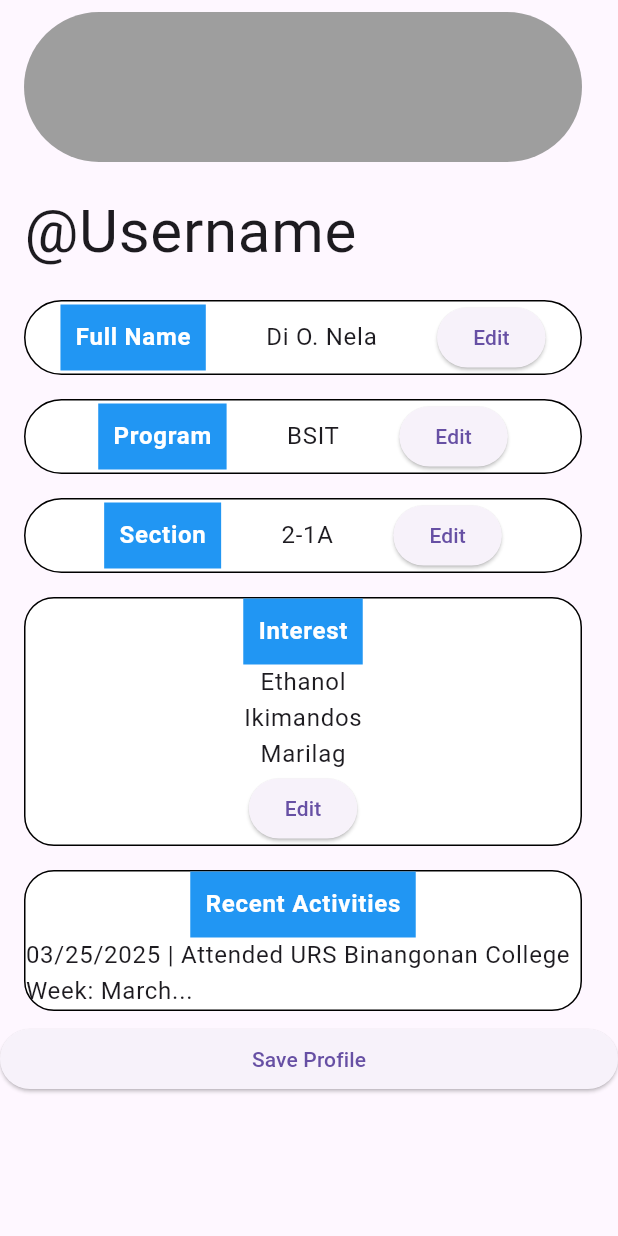
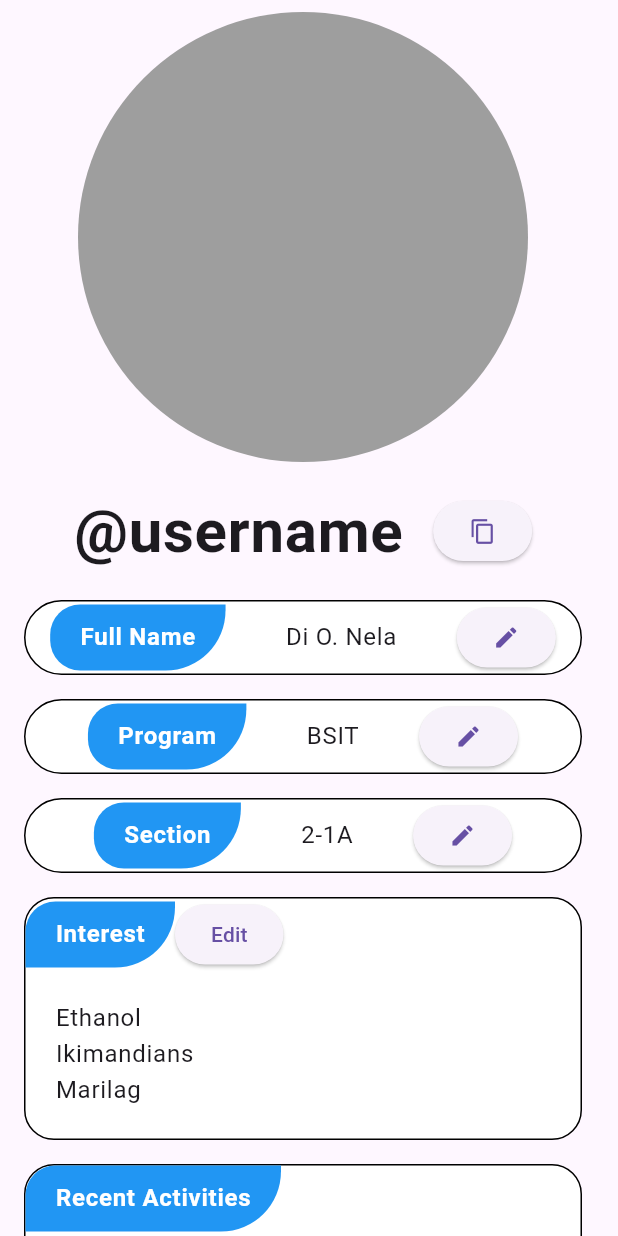
Before and after one commit to Izumi10shii/EventEaseURSB, a Flutter app: the ProfilePage screen opened directly, on a phone screen of 412 x 824 dp. Run offline on Flutter 3.47's test engine with Material 3 defaults, Android fonts, the light colour scheme and no system bars.

Commit message:
added profile page and event info page design

```diff
--- a/lib/pages/profile_page.dart
+++ b/lib/pages/profile_page.dart
@@ -10,22 +10,39 @@ class ProfilePage extends StatelessWidget {
         child: ListView(
           children: [
             ListTile(
-                title: Container(
-                  height: 100,
-                  width: 100,
+              title: Align(
+                child: Container(
+                  height: 300,
+                  width: 300,
                   decoration: BoxDecoration(
-                    borderRadius: BorderRadius.circular(100),
+                    borderRadius: BorderRadius.circular(999),
                     color: Colors.grey,
                   ),
                 ),
               ),
+            ),
             ListTile(
-                title: Text("@Username", style: TextStyle(fontSize: 40)),
+              title: Align(
+                alignment: Alignment.center,
+                child: Row(
+                  mainAxisSize: MainAxisSize.min,
+                  children: [
+                    Text(
+                      "@username",
+                      style: TextStyle(
+                        fontSize: 40,
+                        fontWeight: FontWeight.bold,
+                      ),
+                    ),
+                    SizedBox(width: 20),
+                    ElevatedButton(onPressed: () {}, child: Icon(Icons.copy)),
+                  ],
+                ),
+              ),
             ),
 
             ListTile(
               title: Container(
-                  padding: EdgeInsets.all(0),
                 decoration: BoxDecoration(
                   color: Colors.white,
                   borderRadius: BorderRadius.circular(40),
@@ -35,7 +52,19 @@ class ProfilePage extends StatelessWidget {
                   mainAxisAlignment: MainAxisAlignment.center,
                   children: [
                     Container(
-                        padding: EdgeInsets.all(10),
+                      padding: EdgeInsets.symmetric(
+                        vertical: 10,
+                        horizontal: 20,
+                      ),
+                      decoration: BoxDecoration(
+                        color: Colors.blue,
+                        borderRadius: BorderRadius.only(
+                          topLeft: Radius.circular(20),
+                          topRight: Radius.circular(0),
+                          bottomLeft: Radius.circular(20),
+                          bottomRight: Radius.circular(40),
+                        ),
+                      ),
                       child: Text(
                         "Full Name",
                         style: TextStyle(
@@ -43,12 +72,11 @@ class ProfilePage extends StatelessWidget {
                           color: Colors.white,
                         ),
                       ),
-                        decoration: BoxDecoration(color: Colors.blue),
                     ),
                     SizedBox(width: 40),
                     Text("Di O. Nela"),
                     SizedBox(width: 40),
-                      ElevatedButton(onPressed: () {}, child: Text("Edit")),
+                    ElevatedButton(onPressed: () {}, child: Icon(Icons.edit)),
                   ],
                 ),
               ),
@@ -66,7 +94,20 @@ class ProfilePage extends StatelessWidget {
                   mainAxisAlignment: MainAxisAlignment.center,
                   children: [
                     Container(
-                        padding: EdgeInsets.all(10),
+                      padding: EdgeInsets.symmetric(
+                        vertical: 10,
+                        horizontal: 20,
+                      ),
+                      decoration: BoxDecoration(
+                        color: Colors.blue,
+                        borderRadius: BorderRadius.only(
+                          topLeft: Radius.circular(20),
+                          topRight: Radius.circular(0),
+                          bottomLeft: Radius.circular(20),
+                          bottomRight: Radius.circular(40),
+                        ),
+                      ),
+
                       child: Text(
                         "Program",
                         style: TextStyle(
@@ -74,12 +115,11 @@ class ProfilePage extends StatelessWidget {
                           color: Colors.white,
                         ),
                       ),
-                        decoration: BoxDecoration(color: Colors.blue),
                     ),
                     SizedBox(width: 40),
                     Text("BSIT"),
                     SizedBox(width: 40),
-                      ElevatedButton(onPressed: () {}, child: Text("Edit")),
+                    ElevatedButton(onPressed: () {}, child: Icon(Icons.edit)),
                   ],
                 ),
               ),
@@ -97,7 +137,20 @@ class ProfilePage extends StatelessWidget {
                   mainAxisAlignment: MainAxisAlignment.center,
                   children: [
                     Container(
-                        padding: EdgeInsets.all(10),
+                      padding: EdgeInsets.symmetric(
+                        vertical: 10,
+                        horizontal: 20,
+                      ),
+                      decoration: BoxDecoration(
+                        color: Colors.blue,
+                        borderRadius: BorderRadius.only(
+                          topLeft: Radius.circular(20),
+                          topRight: Radius.circular(0),
+                          bottomLeft: Radius.circular(20),
+                          bottomRight: Radius.circular(40),
+                        ),
+                      ),
+
                       child: Text(
                         "Section",
                         style: TextStyle(
@@ -105,12 +158,11 @@ class ProfilePage extends StatelessWidget {
                           color: Colors.white,
                         ),
                       ),
-                        decoration: BoxDecoration(color: Colors.blue),
                     ),
                     SizedBox(width: 40),
                     Text("2-1A"),
                     SizedBox(width: 40),
-                      ElevatedButton(onPressed: () {}, child: Text("Edit")),
+                    ElevatedButton(onPressed: () {}, child: Icon(Icons.edit)),
                   ],
                 ),
               ),
@@ -126,10 +178,25 @@ class ProfilePage extends StatelessWidget {
                   border: Border.all(color: Colors.black),
                 ),
                 child: Column(
-                    mainAxisAlignment: MainAxisAlignment.center,
+                  crossAxisAlignment: CrossAxisAlignment.start,
+
+                  children: [
+                    Row(
                       children: [
                         Container(
-                        padding: EdgeInsets.all(10),
+                          padding: EdgeInsets.symmetric(
+                            vertical: 10,
+                            horizontal: 20,
+                          ),
+                          decoration: BoxDecoration(
+                            color: Colors.blue,
+                            borderRadius: BorderRadius.only(
+                              topLeft: Radius.circular(20),
+                              topRight: Radius.circular(0),
+                              bottomLeft: Radius.circular(0),
+                              bottomRight: Radius.circular(40),
+                            ),
+                          ),
                           child: Text(
                             "Interest",
                             style: TextStyle(
@@ -137,14 +204,25 @@ class ProfilePage extends StatelessWidget {
                               color: Colors.white,
                             ),
                           ),
-                        decoration: BoxDecoration(color: Colors.blue),
+                        ),
+
+                        ElevatedButton(onPressed: () {}, child: Text("Edit")),
+                      ],
                     ),
                     SizedBox(width: 40),
+                    //put in container
+                    Padding(
+                      padding: EdgeInsets.all(20),
+                      child: Column(
+                        crossAxisAlignment: CrossAxisAlignment.start,
+                        children: [
                           Text("Ethanol"),
-                      Text("Ikimandos"),
+                          Text("Ikimandians"),
                           Text("Marilag"),
                           SizedBox(width: 40),
-                      ElevatedButton(onPressed: () {}, child: Text("Edit")),
+                        ],
+                      ),
+                    ),
                   ],
                 ),
               ),
@@ -158,10 +236,22 @@ class ProfilePage extends StatelessWidget {
                   border: Border.all(color: Colors.black),
                 ),
                 child: Column(
-                    mainAxisAlignment: MainAxisAlignment.center,
+                  crossAxisAlignment: CrossAxisAlignment.start,
                   children: [
                     Container(
-                        padding: EdgeInsets.all(10),
+                      padding: EdgeInsets.symmetric(
+                        vertical: 10,
+                        horizontal: 20,
+                      ),
+                      decoration: BoxDecoration(
+                        color: Colors.blue,
+                        borderRadius: BorderRadius.only(
+                          topLeft: Radius.circular(20),
+                          topRight: Radius.circular(0),
+                          bottomLeft: Radius.circular(00),
+                          bottomRight: Radius.circular(40),
+                        ),
+                      ),
                       child: Text(
                         "Recent Activities",
                         style: TextStyle(
@@ -169,11 +259,13 @@ class ProfilePage extends StatelessWidget {
                           color: Colors.white,
                         ),
                       ),
-                        decoration: BoxDecoration(color: Colors.blue),
                     ),
                     SizedBox(width: 40),
-                      Text(
+                    Padding(
+                      padding: EdgeInsets.all(20),
+                      child: Text(
                         "03/25/2025 | Attended URS Binangonan College Week: March...",
+                      ),
                     ),
                     SizedBox(width: 40),
                   ],
@@ -184,7 +276,6 @@ class ProfilePage extends StatelessWidget {
           ],
         ),
       ),
-
     );
   }
 }
```
Also changed, not shown: lib/pages/event_info_page.dart (+94 -54 lines). Lines whose indentation alone changed are shown as unchanged.
